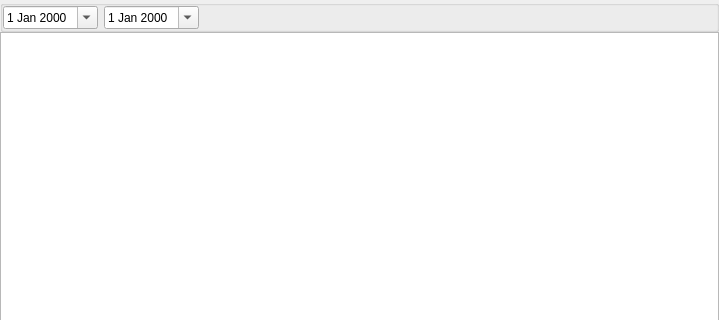
YtxCash/YTX, file widget/treewidget/treewidgetorder.ui: the form before one commit; both pictures show x 0 to 719 and y 0 to 320 of the 719 by 531 pixel window.
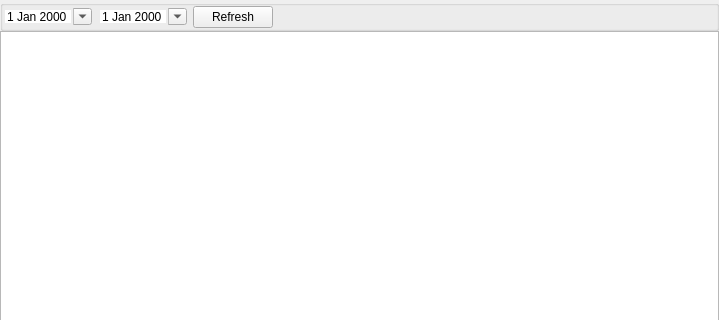
The form after the commit. Custom widgets are drawn as their Qt base class.

```diff
--- a/widget/treewidget/treewidgetorder.ui
+++ b/widget/treewidget/treewidgetorder.ui
@@ -34,10 +34,19 @@
    </item>
    <item row="0" column="0">
     <widget class="QGroupBox" name="treeWidgetOrder">
+     <property name="sizePolicy">
+      <sizepolicy hsizetype="Preferred" vsizetype="Preferred">
+       <horstretch>0</horstretch>
+       <verstretch>0</verstretch>
+      </sizepolicy>
+     </property>
      <property name="title">
       <string/>
      </property>
      <layout class="QHBoxLayout" name="horizontalLayout_2">
+      <property name="spacing">
+       <number>-1</number>
+      </property>
       <property name="leftMargin">
        <number>0</number>
       </property>
@@ -51,19 +60,32 @@
        <number>0</number>
       </property>
       <item>
-       <widget class="QDateEdit" name="dateEditStart">
+       <widget class="DateEdit" name="dateEditStart">
+        <property name="frame">
+         <bool>false</bool>
+        </property>
         <property name="calendarPopup">
          <bool>true</bool>
         </property>
        </widget>
       </item>
       <item>
-       <widget class="QDateEdit" name="dateEditEnd">
+       <widget class="DateEdit" name="dateEditEnd">
+        <property name="frame">
+         <bool>false</bool>
+        </property>
         <property name="calendarPopup">
          <bool>true</bool>
         </property>
        </widget>
       </item>
+      <item>
+       <widget class="QPushButton" name="pBtnRefresh">
+        <property name="text">
+         <string>Refresh</string>
+        </property>
+       </widget>
+      </item>
       <item>
        <spacer name="horizontalSpacer_3">
         <property name="orientation">
@@ -82,6 +104,13 @@
    </item>
   </layout>
  </widget>
+ <customwidgets>
+  <customwidget>
+   <class>DateEdit</class>
+   <extends>QDateEdit</extends>
+   <header location="global">widget/dateedit.h</header>
+  </customwidget>
+ </customwidgets>
  <resources/>
  <connections/>
 </ui>
```
